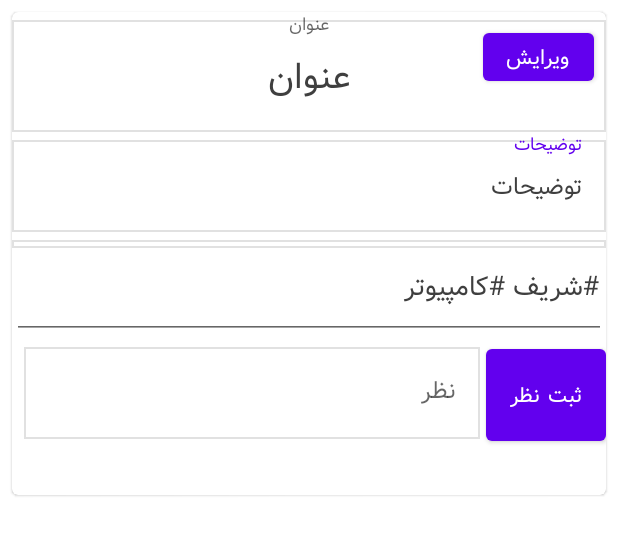
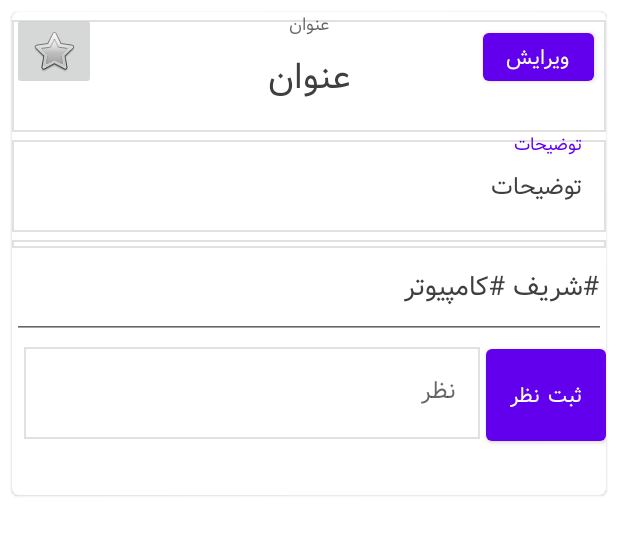
Before and after one commit to SmsS4/JaSoali, an Android app: the layout fragment_show_questions_holder.xml on its own in the app's theme, with its tools: preview values and no code run, on a phone screen of 412 x 824 dp. Shown: the top 535 px of the screen. Run offline under Robolectric (Android 15) with nearby library versions, the phone set to English and light mode, and no system bars.

Commit message:
Add fav button

```diff
--- a/app/src/main/res/layout/fragment_show_questions_holder.xml
+++ b/app/src/main/res/layout/fragment_show_questions_holder.xml
@@ -19,9 +19,16 @@
             android:layout_height="wrap_content"
             android:orientation="vertical">
 
-            <FrameLayout
+            <RelativeLayout
                 android:layout_width="match_parent"
+                android:id="@+id/tafasd"
                 android:layout_height="wrap_content">
+                <ImageButton
+                    android:id="@+id/imageButton"
+                    android:layout_width="wrap_content"
+                    android:layout_height="wrap_content"
+                    android:layout_alignParentLeft="true"
+                    app:srcCompat="@android:drawable/btn_star_big_off" />
 
                 <com.google.android.material.button.MaterialButton
                     android:id="@+id/edit_btn"
@@ -60,9 +67,10 @@
                         android:textColor="@drawable/edit_text_selector"
                         android:textSize="24sp" />
 
+
                 </com.google.android.material.textfield.TextInputLayout>
 
-            </FrameLayout>
+            </RelativeLayout>
 
             <com.google.android.material.textfield.TextInputLayout
                 style="@style/Widget.MaterialComponents.TextInputLayout.OutlinedBox"
```
